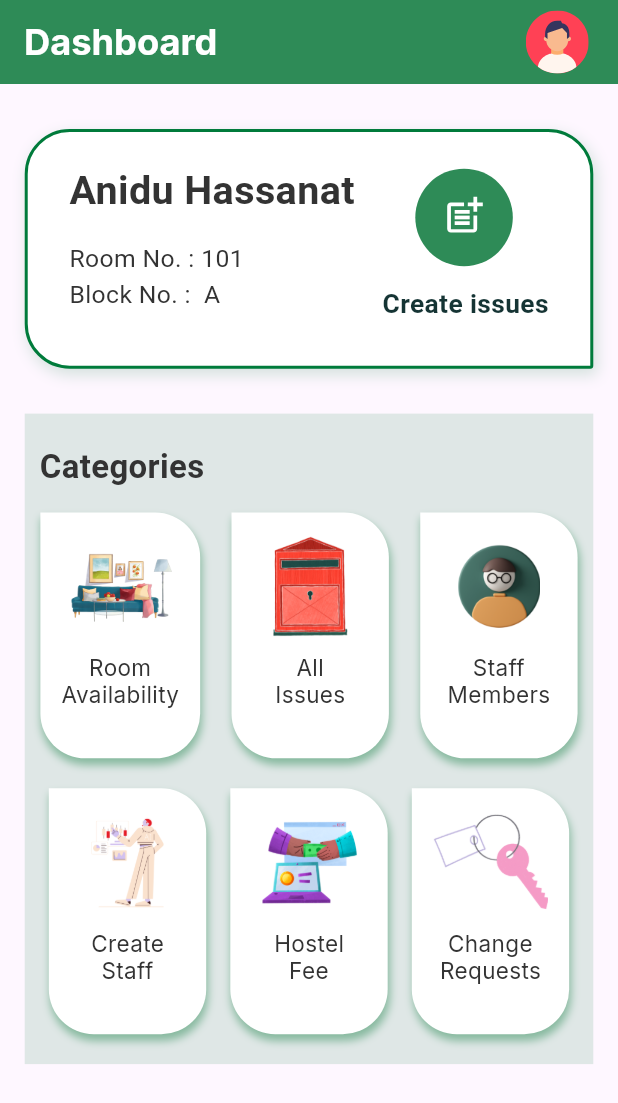
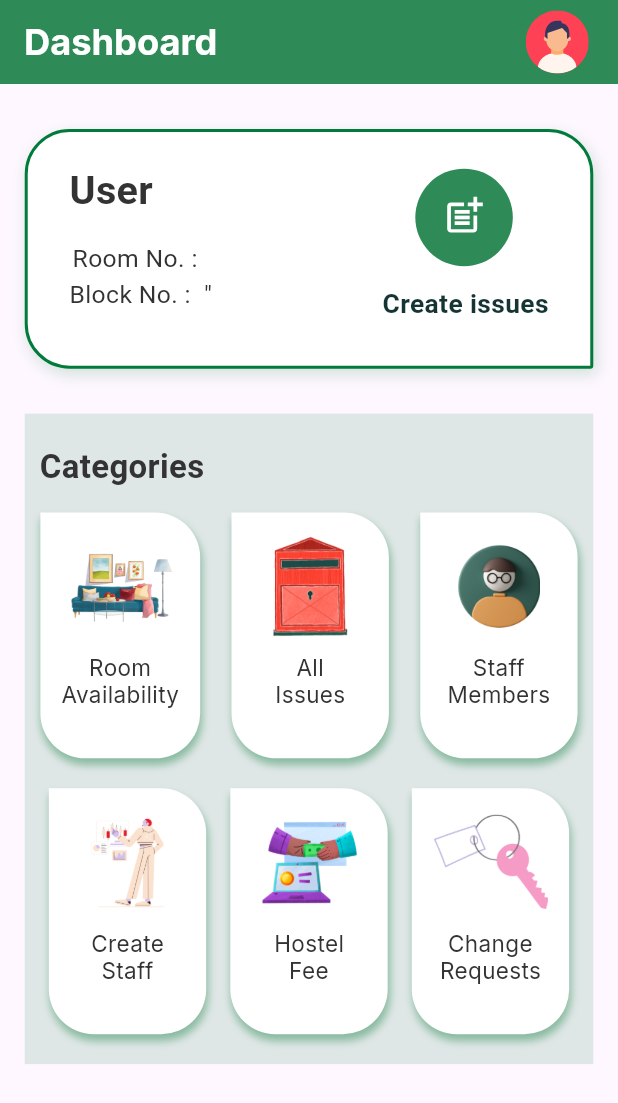
Before and after one commit to Hassanat-t/newhms, a Flutter app: the screen it shows once a user with an empty profile is signed in, on a phone screen of 412 x 824 dp. Shown: the top 1103 px of the screen. Run offline on Flutter 3.47's test engine with Material 3 defaults, Android fonts, the phone set to English and light mode, and no system bars; our stand-ins replace cloud_firestore, firebase_auth, firebase_core, flutter_screenutil, flutter_svg, google_fonts; accounts and stored records are empty.

Commit message:
Display dynamic data and restrictions

```diff
--- a/lib/features/home/home_screen.dart
+++ b/lib/features/home/home_screen.dart
@@ -16,23 +16,27 @@ import 'package:newhms/theme/colors.dart';
 import 'package:newhms/theme/text_theme.dart';
 import 'package:newhms/widgets/category_card.dart';
 
+import 'package:provider/provider.dart';
+import '../../../providers/user_provider.dart';
+
 class HomeScreen extends StatefulWidget {
-  final String role;
-  const HomeScreen({super.key, required this.role});
+  const HomeScreen({super.key});
 
   @override
   State<HomeScreen> createState() => _HomeScreenState();
 }
 
 class _HomeScreenState extends State<HomeScreen> {
-
   // utility function to handle access restrictions
   // and authorization
   void _handleRestrictedAccess({
     required List<String> allowedRoles,
     required VoidCallback onAccessGranted,
   }) {
-    if (allowedRoles.contains(widget.role)) {
+    final user = Provider.of<UserProvider>(context, listen: false).user;
+    final role = user?.role ?? "";
+
+    if (allowedRoles.contains(role)) {
       onAccessGranted();
     } else {
       ScaffoldMessenger.of(context).showSnackBar(
@@ -46,6 +50,10 @@ class _HomeScreenState extends State<HomeScreen> {
 
   @override
   Widget build(BuildContext context) {
+    final userProvider = Provider.of<UserProvider>(context, listen: true);
+    final user = userProvider.user;
+    final role = user?.role ?? "";
+
     return Scaffold(
       appBar: AppBar(
         backgroundColor: AppColors.kGreenColor,
@@ -120,7 +128,9 @@ class _HomeScreenState extends State<HomeScreen> {
                           SizedBox(
                             width: 180.w,
                             child: Text(
-                              'Anidu Hassanat',
+                              "${user?.firstName ?? ''} ${user?.lastName ?? ''}".trim().isEmpty
+                            ? 'User'
+                                : "${user!.firstName} ${user.lastName}",
                               // maxLines: 1,
                               // overflow: TextOverflow.ellipsis,
                               style: TextStyle(
@@ -132,7 +142,7 @@ class _HomeScreenState extends State<HomeScreen> {
                           ),
                           heightSpacer(15),
                           Text(
-                            "Room No. : 101",
+                            "Room No. : ${user?.room ?? 'N/A'}",
                             textAlign: TextAlign.center,
                             style: TextStyle(
                               color: const Color(0xFF333333),
@@ -140,7 +150,7 @@ class _HomeScreenState extends State<HomeScreen> {
                             ),
                           ),
                           Text(
-                            'Block No. :  A',
+                            'Block No. :  ${user?.block ?? 'N/A'}"',
                             textAlign: TextAlign.center,
                             style: TextStyle(
                               color: const Color(0xFF333333),
@@ -205,6 +215,9 @@ class _HomeScreenState extends State<HomeScreen> {
                           category: 'Room\nAvailability',
                           image: AppConstants.roomAvailability,
                           onTap: () {
+                            _handleRestrictedAccess(
+                                allowedRoles: ['admin', 'staff', 'student'],
+                                onAccessGranted: (){
                                   Navigator.push(
                                     context,
                                     CupertinoPageRoute(
@@ -212,17 +225,24 @@ class _HomeScreenState extends State<HomeScreen> {
                                       const RoomAvailabilityScreen(),
                                     ),
                                   );
+                                }
+                            );
                           },
                         ),
                         CategoryCard(
                           category: 'All\nIssues',
                           image: AppConstants.allIssues,
                           onTap: () {
+                            _handleRestrictedAccess(
+                                allowedRoles: ['admin', 'staff'],
+                                onAccessGranted: (){
                                   Navigator.push(
                                     context,
                                     CupertinoPageRoute(
                                       builder: (context) => const IssueScreen(),
                                     ),
+                                  );
+                                }
                             );
                           },
                         ),
@@ -230,12 +250,18 @@ class _HomeScreenState extends State<HomeScreen> {
                           category: 'Staff\nMembers',
                           image: AppConstants.staffMember,
                           onTap: () {
+                            _handleRestrictedAccess(
+                                allowedRoles: ['admin', 'staff'],
+                                onAccessGranted: (){
                                   Navigator.push(
                                     context,
                                     CupertinoPageRoute(
                                       builder: (context) => const StaffInfoScreen(),
                                     ),
                                   );
+                                }
+                            );
+
                           },
                         ),
                       ],
@@ -248,18 +274,25 @@ class _HomeScreenState extends State<HomeScreen> {
                           category: 'Create\nStaff',
                           image: AppConstants.createStaff,
                           onTap: () {
+                            _handleRestrictedAccess(
+                                allowedRoles: ['admin'],
+                                onAccessGranted: (){
                                   Navigator.push(
                                     context,
                                     CupertinoPageRoute(
                                       builder: (context) => const CreateStaff(),
                                     ),
                                   );
+                                });
                           },
                         ),
                         CategoryCard(
                           category: 'Hostel\nFee',
                           image: AppConstants.hostelFee,
                           onTap: () {
+                            _handleRestrictedAccess(
+                                allowedRoles: ['admin', 'staff', 'student'],
+                                onAccessGranted: () {
                                   Navigator.push(
                                     context,
                                     CupertinoPageRoute(
@@ -267,11 +300,17 @@ class _HomeScreenState extends State<HomeScreen> {
                                     ),
                                   );
                                 },
+                            );
+
+                          },
                         ),
                         CategoryCard(
                           category: 'Change\nRequests',
                           image: AppConstants.roomChange,
                           onTap: () {
+                            _handleRestrictedAccess(
+                                allowedRoles: ['student'],
+                                onAccessGranted: () {
                                   Navigator.push(
                                     context,
                                     CupertinoPageRoute(
@@ -279,6 +318,9 @@ class _HomeScreenState extends State<HomeScreen> {
                                       const RoomChangeRequestScreen(),
                                     ),
                                   );
+                                },
+                            );
+
                           },
                         ),
                       ],
```
Lines whose indentation alone changed are shown as unchanged.
